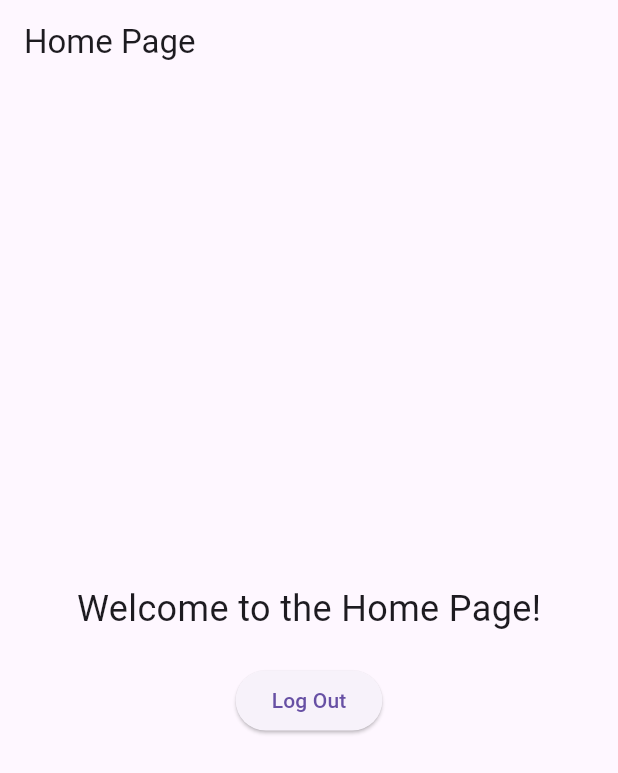
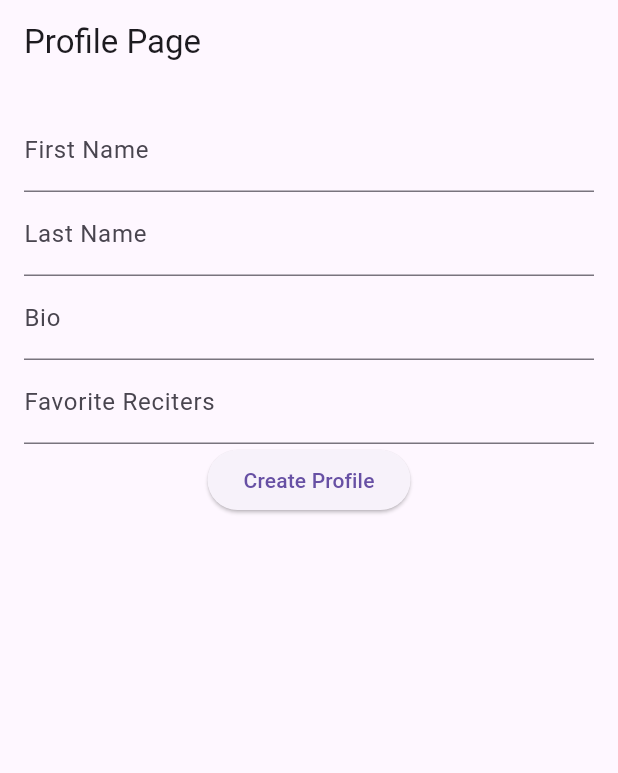
Before and after one commit to AbdAlRahmanGad/The_Quran, a Flutter app: the screen it shows once a user with an empty profile is signed in, on a phone screen of 412 x 824 dp. Shown: the top 773 px of the screen. Run offline on Flutter 3.47's test engine with Material 3 defaults, Android fonts, the phone set to English and light mode, and no system bars; our stand-ins replace awesome_dialog, bloc, firebase_auth, firebase_core, flutter_bloc, flutter_dotenv and 2 more; accounts and stored records are empty.

Commit message:
finish the database creation, insertion, DatabaseHelper

```diff
--- /dev/null
+++ b/lib/features/auth/view/page/DatabaseHelper.dart
@@ -0,0 +1,69 @@
+import 'package:sqflite/sqflite.dart';
+import 'package:path/path.dart';
+import 'package:the_quran/features/auth/view/page/home_page.dart';
+
+
+class DatabaseHelper {
+  static final _databaseName = "MyDatabase.db";
+  static final _databaseVersion = 1;
+
+  static final table = 'Profile';
+
+  static final columnId = '_id';
+  static final columnFirstName = 'firstName';
+  static final columnLastName = 'lastName';
+  static final columnBio = 'bio';
+  static final columnFavoriteReciters = 'favoriteReciters';
+
+  DatabaseHelper._privateConstructor();
+  static final DatabaseHelper instance = DatabaseHelper._privateConstructor();
+
+  static Database? _database;
+  Future<Database> get database async {
+    if (_database != null) return _database!;
+    _database = await _initDatabase();
+    return _database!;
+  }
+
+  _initDatabase() async {
+    String path = join(await getDatabasesPath(), _databaseName);
+    return await openDatabase(path,
+        version: _databaseVersion,
+        onCreate: _onCreate);
+  }
+
+  Future _onCreate(Database db, int version) async {
+    await db.execute('''
+          CREATE TABLE $table (
+            $columnId INTEGER PRIMARY KEY,
+            $columnFirstName TEXT ,
+            $columnLastName TEXT ,
+            $columnBio TEXT ,
+            $columnFavoriteReciters TEXT
+          )
+          ''');
+  }
+
+  Future<int> insert(Map<String, dynamic> row) async {
+    Database db = await instance.database;
+    return await db.insert(table, row);
+  }
+
+  Future<Profile> getProfile(int id) async {
+    Database db = await instance.database;
+
+    List<Map> results = await db.query(table,
+        where: '$columnId = ?',
+        whereArgs: [id]);
+
+    if (results.isNotEmpty) {
+      return Profile.fromMap(results.first as Map<String, dynamic>);
+    }
+    return Profile(0, 'failed to retrieve', 'failed to retrieve', 'failed to retrieve', 'failed to retrieve');
+  }
+
+  Future<List<Map<String, dynamic>>> queryAllRows() async {
+    Database db = await instance.database;
+    return await db.query(table);
+  }
+}
--- a/lib/features/auth/view/page/home_page.dart
+++ b/lib/features/auth/view/page/home_page.dart
@@ -1,44 +1,105 @@
 import 'package:flutter/material.dart';
-import 'package:flutter_bloc/flutter_bloc.dart';
-import 'package:the_quran/features/auth/controller/bloc/auth_controller_bloc.dart';
+import 'package:the_quran/features/auth/view/page/DataBaseHelper.dart';
+import 'package:the_quran/features/auth/view/page/ProfilePage.dart';
 
-class HomePage extends StatelessWidget {
-  const HomePage({
-    super.key,
-  });
+class HomePage extends StatefulWidget {
+  const HomePage({Key? key}) : super(key: key);
+
+  @override
+  _HomePageState createState() => _HomePageState();
+}
+
+class Profile {
+  int id;
+  String firstName;
+  String lastName;
+  String bio;
+  String favoriteReciters;
+
+  Profile(this.id, this.firstName, this.lastName, this.bio, this.favoriteReciters);
+
+  Map<String, dynamic> toMap() {
+    var map = <String, dynamic>{
+      'id': id,
+      'firstName': firstName,
+      'lastName': lastName,
+      'bio': bio,
+      'favoriteReciters': favoriteReciters,
+    };
+    return map;
+  }
+
+  Profile.fromMap(Map<String, dynamic> map)
+      : id = map['id'],
+        firstName = map['firstName'],
+        lastName = map['lastName'],
+        bio = map['bio'],
+        favoriteReciters = map['favoriteReciters'];
+}
+
+class _HomePageState extends State<HomePage> {
+  final TextEditingController _firstNameController = TextEditingController();
+  final TextEditingController _lastNameController = TextEditingController();
+  final TextEditingController _bioController = TextEditingController();
+  final TextEditingController _favoriteRecitersController = TextEditingController();
 
   @override
   Widget build(BuildContext context) {
     return Scaffold(
       appBar: AppBar(
-        title: const Text('Home Page'),
+        title: const Text('Profile Page'),
       ),
-      body: Center(
-        child: BlocProvider(
-          create: (context) => AuthControllerBloc(),
-          child: BlocBuilder<AuthControllerBloc, AuthControllerState>(
-            builder: (context, state) {
-              AuthControllerBloc bloc = context.read<AuthControllerBloc>();
-              return Column(
-                mainAxisAlignment: MainAxisAlignment.center,
+      body: Padding(
+        padding: const EdgeInsets.all(16.0),
+        child: Form(
+          child: Column(
             children: [
-                  const Text(
-                    'Welcome to the Home Page!',
-                    style: TextStyle(fontSize: 24),
+              TextFormField(
+                controller: _firstNameController,
+                decoration: const InputDecoration(labelText: 'First Name'),
               ),
-                  const SizedBox(height: 20),
+              TextFormField(
+                controller: _lastNameController,
+                decoration: const InputDecoration(labelText: 'Last Name'),
+              ),
+              TextFormField(
+                controller: _bioController,
+                decoration: const InputDecoration(labelText: 'Bio'),
+              ),
+              TextFormField(
+                controller: _favoriteRecitersController,
+                decoration: const InputDecoration(labelText: 'Favorite Reciters'),
+              ),
               ElevatedButton(
                 onPressed: () {
-                      bloc.add(SignOut());
+                  var user = Profile(
+                    1,
+                    _firstNameController.text,
+                    _lastNameController.text,
+                    _bioController.text,
+                    _favoriteRecitersController.text,
+                  );
+                  DatabaseHelper.instance.insert(user.toMap());
+                  Navigator.push(
+                    context,
+                    MaterialPageRoute(builder: (context) => const ProfilePage()),
+                  );
                 },
-                    child: const Text('Log Out'),
+                child: const Text('Create Profile'),
               ),
             ],
-              );
-            },
           ),
         ),
       ),
     );
   }
+
+  @override
+  void dispose() {
+    _firstNameController.dispose();
+    _lastNameController.dispose();
+    _bioController.dispose();
+    _favoriteRecitersController.dispose();
+    super.dispose();
   }
+}
--- a/pubspec.yaml
+++ b/pubspec.yaml
@@ -30,6 +30,8 @@ environment:
 dependencies:
   flutter:
     sdk: flutter
+  sqflite: any
+  path_provider: any
 
   # The following adds the Cupertino Icons font to your application.
   # Use with the CupertinoIcons class for iOS style icons.
```
Lines whose indentation alone changed are shown as unchanged.
